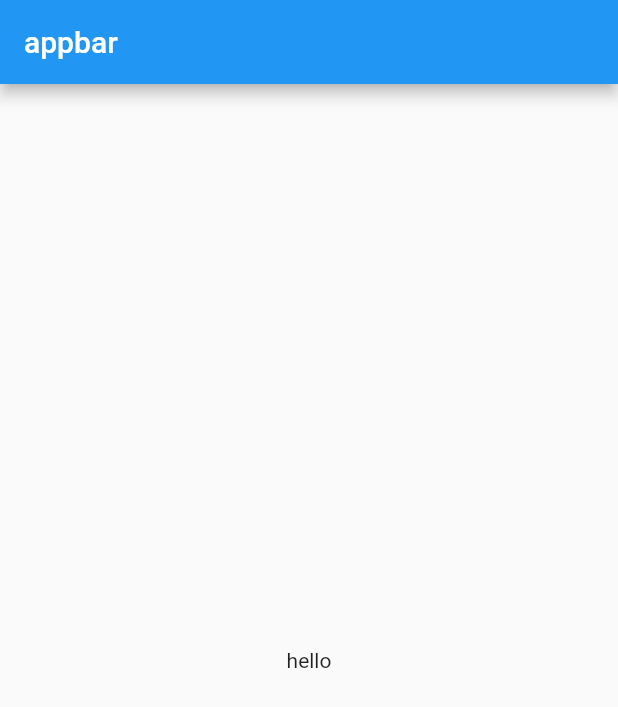
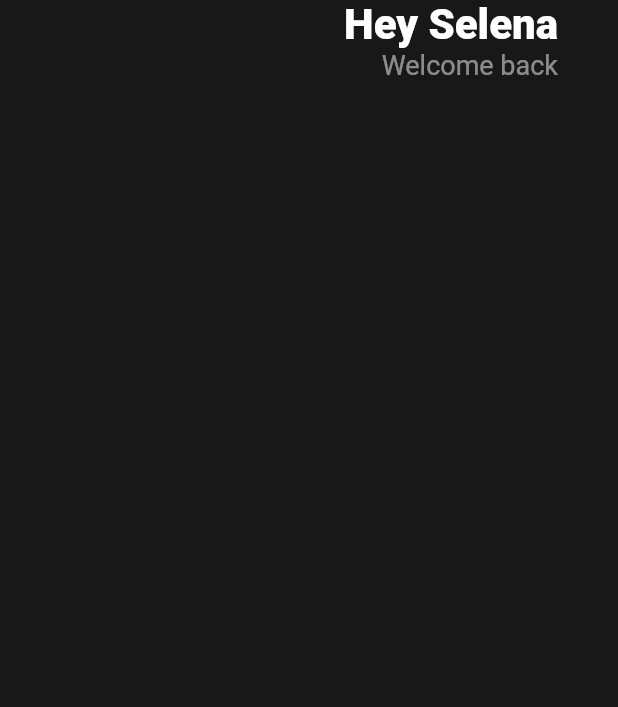
Before and after one commit to Heungseop/flutter_exam, a Flutter app: the screen it shows after launch, on a phone screen of 412 x 824 dp. Shown: the top 707 px of the screen. Run offline on Flutter 3.47's test engine with Material 2 defaults, Android fonts, the phone set to English and light mode, and no system bars.

Commit message:
3.0 Header

```diff
--- a/lib/main.dart
+++ b/lib/main.dart
@@ -9,13 +9,40 @@ class App extends StatelessWidget {
   Widget build(BuildContext context) {
     return MaterialApp(
       home: Scaffold(
-        appBar: AppBar(title: Text("appbar ")),
-        body: Center(
-          child: Text(
-            'hello',
-          ),
-        ),
-      ),
+          backgroundColor: Color(0xff181818),
+          body: SafeArea(
+              child: Padding(
+            padding: EdgeInsets.symmetric(horizontal: 40),
+            child: Column(
+              children: [
+                Row(
+                  mainAxisAlignment: MainAxisAlignment.end,
+                  children: [
+                    Column(
+                      crossAxisAlignment: CrossAxisAlignment.end,
+                      children: [
+                        Text(
+                          "Hey Selena",
+                          style: TextStyle(
+                            color: Colors.white,
+                            fontSize: 28,
+                            fontWeight: FontWeight.w800,
+                          ),
+                        ),
+                        Text(
+                          "Welcome back",
+                          style: TextStyle(
+                            color: Colors.white.withOpacity(0.5),
+                            fontSize: 18,
+                          ),
+                        ),
+                      ],
+                    )
+                  ],
+                )
+              ],
+            ),
+          ))),
     );
   }
 }
```
